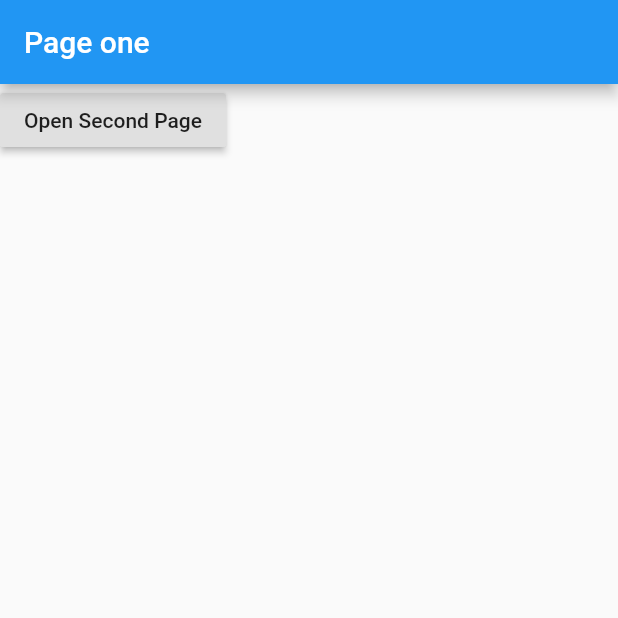
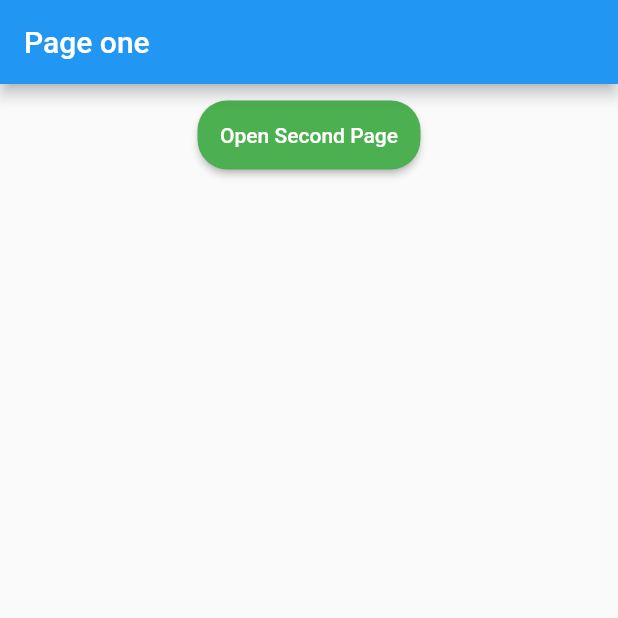
Before and after one commit to Eng-MahmoudBasuony/test_get_x_package, a Flutter app: the screen it shows after launch, on a phone screen of 412 x 824 dp, the top half of it. Run offline on Flutter 3.47's test engine with Material 2 defaults, Android fonts, the phone set to English and light mode, and no system bars; our stand-ins replace get.

Commit message:
Easy Navigation

```diff
--- a/lib/pages/page_one.dart
+++ b/lib/pages/page_one.dart
@@ -1,6 +1,7 @@
 import 'package:flutter/material.dart';
 import 'package:get/get.dart';
 import 'package:test_get_x_package/pages/page_two.dart';
+import 'package:test_get_x_package/widget/custom_button.dart';
 
 class PageOne extends StatefulWidget {
   @override
@@ -8,6 +9,10 @@ class PageOne extends StatefulWidget {
 }
 
 class _PageOneState extends State<PageOne> {
+
+
+
+
   @override
   Widget build(BuildContext context) {
     return Scaffold(
@@ -18,21 +23,16 @@ class _PageOneState extends State<PageOne> {
         child: Column(
           mainAxisAlignment: MainAxisAlignment.center,
           children: [
-            RaisedButton(
+            CustomButton(
+              background: Colors.green,
+              colorText: Colors.white,
               onPressed: () {
-                //----------- routing by Get ----------------//
+                Get.to(PageTwo());
+              },
+              text: 'Open Second Page',
+            ),
+            SizedBox(height: 20,)
 
-                // Navigator.push(context,
-                //     MaterialPageRoute(
-                //         builder: (context) => PageTwo()));
-
-                //----------- routing by Get ----------------//
-
-                Get.to(PageTwo());
-
-                },
-              child: Text('Open Second Page'),
-            )
           ],
         ),
       ),
--- /dev/null
+++ b/lib/widget/custom_button.dart
@@ -0,0 +1,31 @@
+import 'package:flutter/material.dart';
+
+class CustomButton extends StatelessWidget {
+  final Function onPressed;
+  final String text;
+  final Alignment alignment;
+  final Color background;
+  final Color colorText;
+
+  CustomButton(
+      {this.onPressed,
+      this.text = '',
+      this.alignment = Alignment.center,
+      this.background = Colors.grey,this.colorText=Colors.black});
+
+  @override
+  Widget build(BuildContext context) {
+    return Container(
+      alignment: alignment,
+      margin: EdgeInsets.all(10),
+      child: RaisedButton(
+        shape: RoundedRectangleBorder(borderRadius: BorderRadius.circular(20)),
+        color: background,
+        textColor: colorText,
+        padding: EdgeInsets.all(15),
+        onPressed: onPressed,
+        child: Text('$text'),
+      ),
+    );
+  }
+}
```
Also changed, not shown: lib/controler/couter_controler.dart (added, +37 -0 lines).
